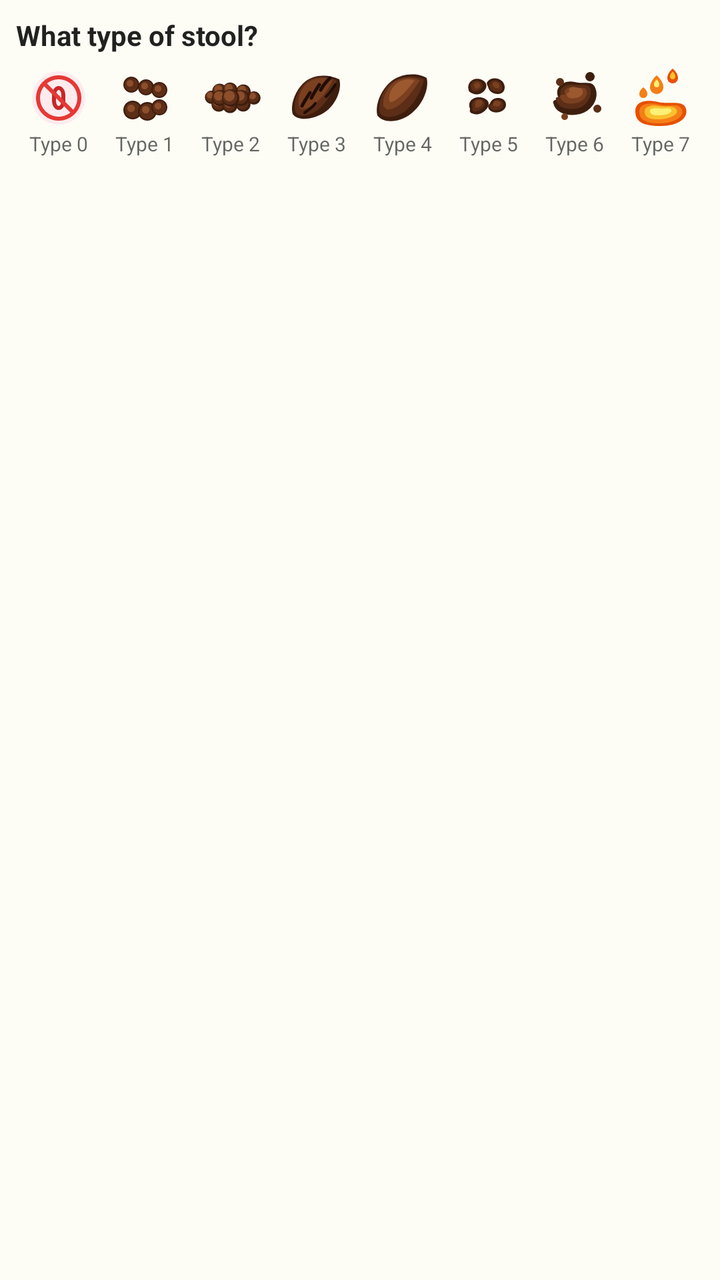
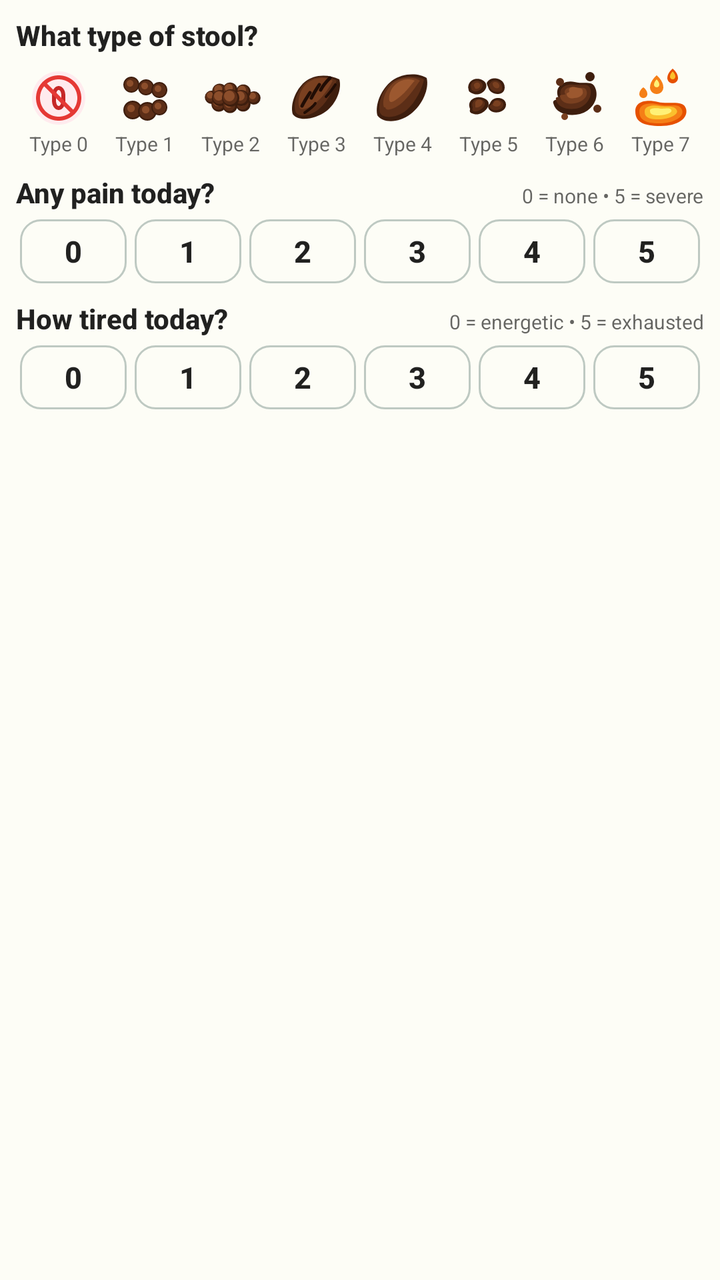

Screens rendered from an Android XML layout before and after an edit, with the pre-edit source and the edit as a unified diff.
<!-- AndroidManifest.xml: application theme Theme.IBDJournal -->
<!-- res/layout/notification_stool_reminder.xml -->
<?xml version="1.0" encoding="utf-8"?>
<LinearLayout xmlns:android="http://schemas.android.com/apk/res/android"
    android:layout_width="match_parent"
    android:layout_height="wrap_content"
    android:orientation="vertical"
    android:padding="8dp">

    <TextView
        android:id="@+id/notification_title"
        android:layout_width="match_parent"
        android:layout_height="wrap_content"
        android:text="@string/stool_type_question"
        android:textColor="?android:attr/textColorPrimary"
        android:textSize="14sp"
        android:textStyle="bold"
        android:paddingBottom="6dp" />

    <LinearLayout
        android:layout_width="match_parent"
        android:layout_height="wrap_content"
        android:orientation="horizontal"
        android:baselineAligned="false"
        android:gravity="center_vertical">

        
        <LinearLayout
            android:id="@+id/item_bristol_0"
            android:layout_width="0dp"
            android:layout_height="wrap_content"
            android:layout_weight="1"
            android:gravity="center"
            android:orientation="vertical"
            android:clickable="true"
            android:focusable="true">

            <ImageView
                android:id="@+id/btn_bristol_0"
                android:layout_width="32dp"
                android:layout_height="32dp"
                android:src="@drawable/ic_bristol_0"
                android:contentDescription="@string/stool_type_0" />

            <TextView
                android:layout_width="wrap_content"
                android:layout_height="wrap_content"
                android:text="@string/stool_type_0"
                android:textSize="10sp"
                android:textColor="?android:attr/textColorSecondary" />
        </LinearLayout>

        
        <LinearLayout
            android:id="@+id/item_bristol_1"
            android:layout_width="0dp"
            android:layout_height="wrap_content"
            android:layout_weight="1"
            android:gravity="center"
            android:orientation="vertical"
            android:clickable="true"
            android:focusable="true">

            <ImageView
                android:id="@+id/btn_bristol_1"
                android:layout_width="32dp"
                android:layout_height="32dp"
                android:src="@drawable/ic_bristol_1"
                android:contentDescription="@string/stool_type_1" />

            <TextView
                android:layout_width="wrap_content"
                android:layout_height="wrap_content"
                android:text="@string/stool_type_1"
                android:textSize="10sp"
                android:textColor="?android:attr/textColorSecondary" />
        </LinearLayout>

        
        <LinearLayout
            android:id="@+id/item_bristol_2"
            android:layout_width="0dp"
            android:layout_height="wrap_content"
            android:layout_weight="1"
            android:gravity="center"
            android:orientation="vertical"
            android:clickable="true"
            android:focusable="true">

            <ImageView
                android:id="@+id/btn_bristol_2"
                android:layout_width="32dp"
                android:layout_height="32dp"
                android:src="@drawable/ic_bristol_2"
                android:contentDescription="@string/stool_type_2" />

            <TextView
                android:layout_width="wrap_content"
                android:layout_height="wrap_content"
                android:text="@string/stool_type_2"
                android:textSize="10sp"
                android:textColor="?android:attr/textColorSecondary" />
        </LinearLayout>

        
        <LinearLayout
            android:id="@+id/item_bristol_3"
            android:layout_width="0dp"
            android:layout_height="wrap_content"
            android:layout_weight="1"
            android:gravity="center"
            android:orientation="vertical"
            android:clickable="true"
            android:focusable="true">

            <ImageView
                android:id="@+id/btn_bristol_3"
                android:layout_width="32dp"
                android:layout_height="32dp"
                android:src="@drawable/ic_bristol_3"
                android:contentDescription="@string/stool_type_3" />

            <TextView
                android:layout_width="wrap_content"
                android:layout_height="wrap_content"
                android:text="@string/stool_type_3"
                android:textSize="10sp"
                android:textColor="?android:attr/textColorSecondary" />
        </LinearLayout>

        
        <LinearLayout
            android:id="@+id/item_bristol_4"
            android:layout_width="0dp"
            android:layout_height="wrap_content"
            android:layout_weight="1"
            android:gravity="center"
            android:orientation="vertical"
            android:clickable="true"
            android:focusable="true">

            <ImageView
                android:id="@+id/btn_bristol_4"
                android:layout_width="32dp"
                android:layout_height="32dp"
                android:src="@drawable/ic_bristol_4"
                android:contentDescription="@string/stool_type_4" />

            <TextView
                android:layout_width="wrap_content"
                android:layout_height="wrap_content"
                android:text="@string/stool_type_4"
                android:textSize="10sp"
                android:textColor="?android:attr/textColorSecondary" />
        </LinearLayout>

        
        <LinearLayout
            android:id="@+id/item_bristol_5"
            android:layout_width="0dp"
            android:layout_height="wrap_content"
            android:layout_weight="1"
            android:gravity="center"
            android:orientation="vertical"
            android:clickable="true"
            android:focusable="true">

            <ImageView
                android:id="@+id/btn_bristol_5"
                android:layout_width="32dp"
                android:layout_height="32dp"
                android:src="@drawable/ic_bristol_5"
                android:contentDescription="@string/stool_type_5" />

            <TextView
                android:layout_width="wrap_content"
                android:layout_height="wrap_content"
                android:text="@string/stool_type_5"
                android:textSize="10sp"
                android:textColor="?android:attr/textColorSecondary" />
        </LinearLayout>

        
        <LinearLayout
            android:id="@+id/item_bristol_6"
            android:layout_width="0dp"
            android:layout_height="wrap_content"
            android:layout_weight="1"
            android:gravity="center"
            android:orientation="vertical"
            android:clickable="true"
            android:focusable="true">

            <ImageView
                android:id="@+id/btn_bristol_6"
                android:layout_width="32dp"
                android:layout_height="32dp"
                android:src="@drawable/ic_bristol_6"
                android:contentDescription="@string/stool_type_6" />

            <TextView
                android:layout_width="wrap_content"
                android:layout_height="wrap_content"
                android:text="@string/stool_type_6"
                android:textSize="10sp"
                android:textColor="?android:attr/textColorSecondary" />
        </LinearLayout>

        
        <LinearLayout
            android:id="@+id/item_bristol_7"
            android:layout_width="0dp"
            android:layout_height="wrap_content"
            android:layout_weight="1"
            android:gravity="center"
            android:orientation="vertical"
            android:clickable="true"
            android:focusable="true">

            <ImageView
                android:id="@+id/btn_bristol_7"
                android:layout_width="32dp"
                android:layout_height="32dp"
                android:src="@drawable/ic_bristol_7"
                android:contentDescription="@string/stool_type_7" />

            <TextView
                android:layout_width="wrap_content"
                android:layout_height="wrap_content"
                android:text="@string/stool_type_7"
                android:textSize="10sp"
                android:textColor="?android:attr/textColorSecondary" />
        </LinearLayout>

    </LinearLayout>

</LinearLayout>
<!-- resources referenced by this layout -->
<resources>
  <!-- drawable ic_bristol_0 (drawable) -->
  <?xml version='1.0' encoding='utf-8'?>
  <vector xmlns:android="http://schemas.android.com/apk/res/android" android:width="48dp" android:height="48dp" android:viewportWidth="48" android:viewportHeight="48">
    <path android:pathData="M24,4C12.95,4 4,12.95 4,24C4,35.05 12.95,44 24,44C35.05,44 44,35.05 44,24C44,12.95 35.05,4 24,4Z" android:fillColor="#FFEBEE" />
    <path android:pathData="M24,7C14.61,7 7,14.61 7,24C7,33.39 14.61,41 24,41C33.39,41 41,33.39 41,24C41,14.61 33.39,7 24,7ZM24,10C31.73,10 38,16.27 38,24C38,31.73 31.73,38 24,38C16.27,38 10,31.73 10,24C10,16.27 16.27,10 24,10Z" android:fillColor="#E53935" />
    <path android:pathData="M24,15C21.2,15 19,18.1 19,22V26C19,29.9 21.2,33 24,33C26.8,33 29,29.9 29,26V22C29,18.1 26.8,15 24,15ZM26,26C26,28.2 25.1,30 24,30C22.9,30 22,28.2 22,26V22C22,19.8 22.9,18 24,18C25.1,18 26,19.8 26,22V26Z" android:fillColor="#C62828" />
    <path android:pathData="M14.5,12.4L35.6,33.5L33.5,35.6L12.4,14.5Z" android:fillColor="#E53935" />
  </vector>
  <!-- drawable ic_bristol_4 (drawable) -->
  <?xml version="1.0" encoding="utf-8"?>
  <vector xmlns:android="http://schemas.android.com/apk/res/android"
      android:width="48dp"
      android:height="48dp"
      android:viewportWidth="48"
      android:viewportHeight="48">
      
      <path
          android:fillColor="#3E1E0E"
          android:pathData="M5,37C3,29 8,17 16,11C24,5 36,5 42,9C44,17 39,29 30,36C21,43 9,43 5,37Z" />
      
      <path
          android:fillColor="#5C2E17"
          android:pathData="M7,35C5,28 9,17 16,12C23,7 34,7 40,10C39,16 34,27 27,33C20,39 9,40 7,35Z" />
      
      <path
          android:fillColor="#7A4020"
          android:pathData="M10,31C8,25 12,16 18,12C24,8 33,8 37,11C34,15 29,23 23,28C17,33 11,34 11,31Z" />
      
      <path
          android:fillColor="#9C582F"
          android:pathData="M14,26C13,21 16,15 21,12C26,9 31,10 33,11C31,13 27,19 22,23C17,27 15,28 14,26Z" />
  </vector>
  <string name="stool_type_0">Type 0</string>
  <string name="stool_type_1">Type 1</string>
  <string name="stool_type_2">Type 2</string>
  <string name="stool_type_3">Type 3</string>
  <string name="stool_type_4">Type 4</string>
  <string name="stool_type_5">Type 5</string>
  <string name="stool_type_6">Type 6</string>
  <string name="stool_type_7">Type 7</string>
  <string name="stool_type_question">What type of stool?</string>
  <style name="Theme.IBDJournal" parent="Theme.AppCompat.Light.NoActionBar">
          <item name="android:windowBackground">@color/background</item>
      </style>
  <color name="background">#FDFDF6</color>
  <!-- unchanged entries left out for length: 6 -->
</resources>

<!-- the commit's change to res/layout/notification_stool_reminder.xml (unified diff, before → after) -->
@@ -10,12 +10,13 @@
         android:layout_width="match_parent"
         android:layout_height="wrap_content"
         android:text="@string/stool_type_question"
-        android:textColor="?android:attr/textColorPrimary"
+        android:textAppearance="@style/TextAppearance.Compat.Notification.Title"
         android:textSize="14sp"
         android:textStyle="bold"
         android:paddingBottom="6dp" />
 
     <LinearLayout
+        android:id="@+id/row_bristol"
         android:layout_width="match_parent"
         android:layout_height="wrap_content"
         android:orientation="horizontal"
@@ -232,4 +233,90 @@
 
     </LinearLayout>
 
+    
+    <LinearLayout
+        android:id="@+id/pain_header"
+        android:layout_width="match_parent"
+        android:layout_height="wrap_content"
+        android:orientation="horizontal"
+        android:gravity="bottom"
+        android:paddingTop="8dp"
+        android:paddingBottom="4dp">
+
+        <TextView
+            android:id="@+id/pain_title"
+            android:layout_width="0dp"
+            android:layout_height="wrap_content"
+            android:layout_weight="1"
+            android:text="@string/checkin_pain_question"
+            android:textAppearance="@style/TextAppearance.Compat.Notification.Title"
+            android:textSize="14sp"
+            android:textStyle="bold" />
+
+        <TextView
+            android:id="@+id/pain_hint"
+            android:layout_width="wrap_content"
+            android:layout_height="wrap_content"
+            android:text="@string/level_hint_pain"
+            android:textSize="10sp"
+            android:textColor="?android:attr/textColorSecondary" />
+    </LinearLayout>
+
+    <LinearLayout
+        android:id="@+id/row_pain"
+        android:layout_width="match_parent"
+        android:layout_height="wrap_content"
+        android:orientation="horizontal">
+
+        <TextView android:id="@+id/pain_0" style="@style/NotificationLevel" android:text="0" />
+        <TextView android:id="@+id/pain_1" style="@style/NotificationLevel" android:text="1" />
+        <TextView android:id="@+id/pain_2" style="@style/NotificationLevel" android:text="2" />
+        <TextView android:id="@+id/pain_3" style="@style/NotificationLevel" android:text="3" />
+        <TextView android:id="@+id/pain_4" style="@style/NotificationLevel" android:text="4" />
+        <TextView android:id="@+id/pain_5" style="@style/NotificationLevel" android:text="5" />
+    </LinearLayout>
+
+    
+    <LinearLayout
+        android:id="@+id/fatigue_header"
+        android:layout_width="match_parent"
+        android:layout_height="wrap_content"
+        android:orientation="horizontal"
+        android:gravity="bottom"
+        android:paddingTop="8dp"
+        android:paddingBottom="4dp">
+
+        <TextView
+            android:id="@+id/fatigue_title"
+            android:layout_width="0dp"
+            android:layout_height="wrap_content"
+            android:layout_weight="1"
+            android:text="@string/checkin_fatigue_question"
+            android:textAppearance="@style/TextAppearance.Compat.Notification.Title"
+            android:textSize="14sp"
+            android:textStyle="bold" />
+
+        <TextView
+            android:id="@+id/fatigue_hint"
+            android:layout_width="wrap_content"
+            android:layout_height="wrap_content"
+            android:text="@string/level_hint_fatigue"
+            android:textSize="10sp"
+            android:textColor="?android:attr/textColorSecondary" />
+    </LinearLayout>
+
+    <LinearLayout
+        android:id="@+id/row_fatigue"
+        android:layout_width="match_parent"
+        android:layout_height="wrap_content"
+        android:orientation="horizontal">
+
+        <TextView android:id="@+id/fatigue_0" style="@style/NotificationLevel" android:text="0" />
+        <TextView android:id="@+id/fatigue_1" style="@style/NotificationLevel" android:text="1" />
+        <TextView android:id="@+id/fatigue_2" style="@style/NotificationLevel" android:text="2" />
+        <TextView android:id="@+id/fatigue_3" style="@style/NotificationLevel" android:text="3" />
+        <TextView android:id="@+id/fatigue_4" style="@style/NotificationLevel" android:text="4" />
+        <TextView android:id="@+id/fatigue_5" style="@style/NotificationLevel" android:text="5" />
+    </LinearLayout>
+
 </LinearLayout>
<!-- resource entries referenced after the edit -->
@@ -32,6 +32,10 @@
           android:fillColor="#9C582F"
           android:pathData="M14,26C13,21 16,15 21,12C26,9 31,10 33,11C31,13 27,19 22,23C17,27 15,28 14,26Z" />
   </vector>
+  <string name="checkin_fatigue_question">How tired today?</string>
+  <string name="checkin_pain_question">Any pain today?</string>
+  <string name="level_hint_fatigue">0 = energetic • 5 = exhausted</string>
+  <string name="level_hint_pain">0 = none • 5 = severe</string>
   <string name="stool_type_0">Type 0</string>
   <string name="stool_type_1">Type 1</string>
   <string name="stool_type_2">Type 2</string>
@@ -41,9 +45,29 @@
   <string name="stool_type_6">Type 6</string>
   <string name="stool_type_7">Type 7</string>
   <string name="stool_type_question">What type of stool?</string>
+  <style name="NotificationLevel">
+          <item name="android:layout_width">0dp</item>
+          <item name="android:layout_height">32dp</item>
+          <item name="android:layout_weight">1</item>
+          <item name="android:layout_marginStart">2dp</item>
+          <item name="android:layout_marginEnd">2dp</item>
+          <item name="android:gravity">center</item>
+          <item name="android:clickable">true</item>
+          <item name="android:focusable">true</item>
+          <item name="android:textSize">15sp</item>
+          <item name="android:textStyle">bold</item>
+          <item name="android:textAppearance">@style/TextAppearance.Compat.Notification.Title</item>
+          <item name="android:background">@drawable/notification_choice</item>
+      </style>
   <style name="Theme.IBDJournal" parent="Theme.AppCompat.Light.NoActionBar">
           <item name="android:windowBackground">@color/background</item>
       </style>
+  <!-- drawable notification_choice (drawable) -->
+  <?xml version="1.0" encoding="utf-8"?>
+  <shape xmlns:android="http://schemas.android.com/apk/res/android" android:shape="rectangle">
+      <corners android:radius="10dp" />
+      <stroke android:width="1dp" android:color="#665F7A73" />
+  </shape>
   <color name="background">#FDFDF6</color>
   <!-- unchanged entries left out for length: 6 -->
 </resources>
